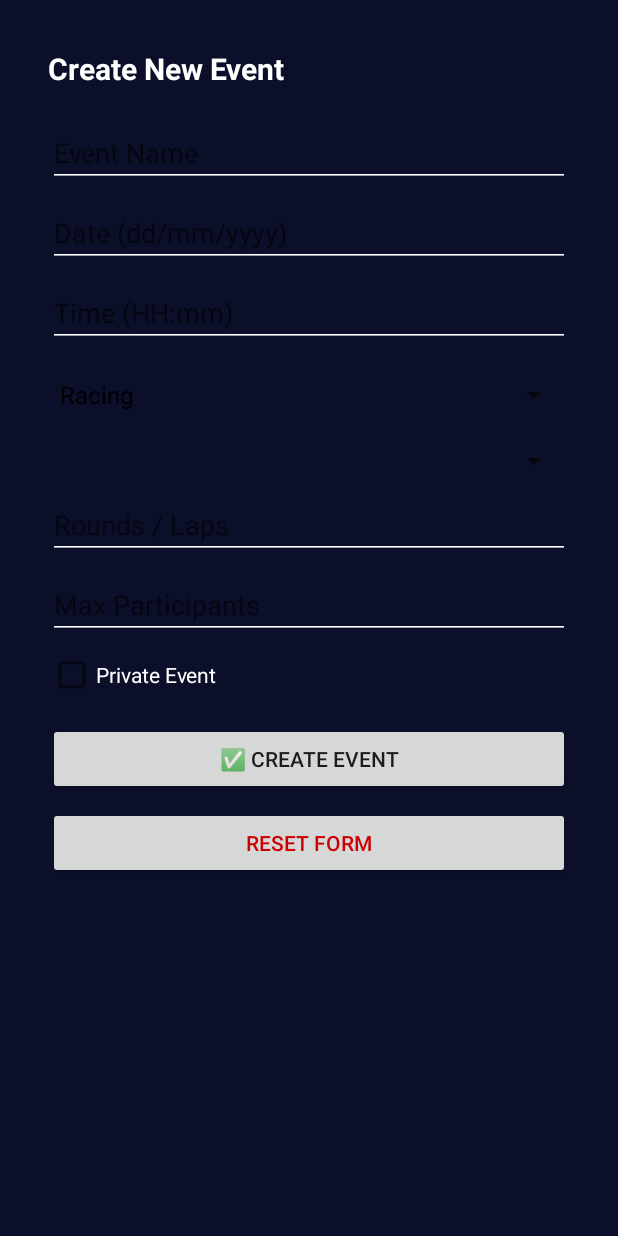
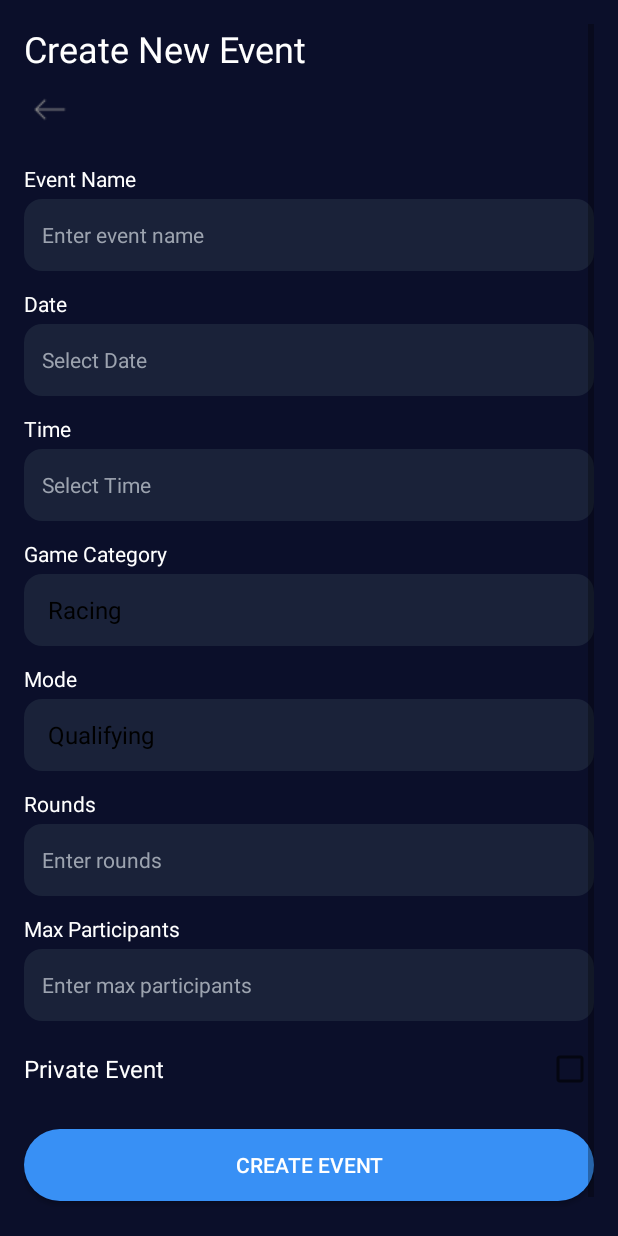
Before and after one commit to dmitryS1666/win_com, an Android app built with Jetpack Compose: the fragment CreateEventFragment placed in its activity, on a phone screen of 412 x 824 dp. Run offline under Robolectric (Android 15) with nearby library versions, the phone set to English and light mode, and no system bars; our stand-ins replace Room's generated code.

Commit message:
add create event form

```diff
--- a/app/src/main/java/win/com/ui/event/CreateEventFragment.kt
+++ b/app/src/main/java/win/com/ui/event/CreateEventFragment.kt
@@ -12,10 +12,14 @@ import android.widget.ArrayAdapter
 import android.widget.Button
 import android.widget.CheckBox
 import android.widget.EditText
+import android.widget.ImageView
 import android.widget.Spinner
+import android.widget.TextView
 import android.widget.Toast
 import androidx.fragment.app.Fragment
 import androidx.lifecycle.ViewModelProvider
+import androidx.lifecycle.lifecycleScope
+import kotlinx.coroutines.launch
 import win.com.MainActivity
 import win.com.data.entity.EventEntity
 import win.com.util.GameCategories
@@ -41,12 +45,21 @@ class CreateEventFragment : Fragment() {
         val roundsInput = view.findViewById<EditText>(R.id.roundsInput)
         val maxParticipantsInput = view.findViewById<EditText>(R.id.maxParticipantsInput)
         val privateCheckbox = view.findViewById<CheckBox>(R.id.privateCheckbox)
+        val isPrivate = privateCheckbox.isChecked
 
         val createButton = view.findViewById<Button>(R.id.createButton)
-        val resetButton = view.findViewById<Button>(R.id.resetButton)
+        val resetButton = view.findViewById<TextView>(R.id.resetButton)
+        val backButton = view.findViewById<ImageView>(R.id.backButton)
 
-        categorySpinner.adapter = ArrayAdapter(requireContext(), android.R.layout.simple_spinner_dropdown_item, GameCategories.list)
-//        modeSpinner.adapter = ArrayAdapter(requireContext(), R.layout.simple_spinner_dropdown_item, GameModes.list)
+        backButton.setOnClickListener {
+            // Возврат назад
+            requireActivity().onBackPressedDispatcher.onBackPressed()
+        }
+
+        context?.let {
+            categorySpinner.adapter = ArrayAdapter(it, android.R.layout.simple_spinner_dropdown_item, GameCategories.list)
+            modeSpinner.adapter = ArrayAdapter(it, android.R.layout.simple_spinner_dropdown_item, GameModes.list)
+        }
 
         val calendar = Calendar.getInstance()
 
@@ -82,7 +95,6 @@ class CreateEventFragment : Fragment() {
             val mode = modeSpinner.selectedItem.toString()
             val rounds = roundsInput.text.toString().toIntOrNull() ?: 1
             val max = maxParticipantsInput.text.toString().toIntOrNull() ?: 20
-            val isPrivate = privateCheckbox.isChecked
 
             if (name.isBlank() || date.isBlank() || time.isBlank()) {
                 Toast.makeText(requireContext(), "Fill all required fields!", Toast.LENGTH_SHORT).show()
@@ -100,9 +112,12 @@ class CreateEventFragment : Fragment() {
                 isPrivate = isPrivate
             )
 
-            viewModel.createEvent(event) {
-                Toast.makeText(requireContext(), "Event \"$name\" created successfully!", Toast.LENGTH_SHORT).show()
-                (activity as? MainActivity)?.openMainFragment()
+            viewLifecycleOwner.lifecycleScope.launch {
+                viewModel.createEvent(event) {
+                    if (!isAdded) return@createEvent
+                    Toast.makeText(requireContext(), "Событие \"$name\" создано!", Toast.LENGTH_SHORT).show()
+                    (activity as? MainActivity)?.openFragment(AllEventsFragment())
+                }
             }
         }
 
--- /dev/null
+++ b/app/src/main/res/drawable/rounded_button_bg.xml
@@ -0,0 +1,6 @@
+<?xml version="1.0" encoding="utf-8"?>
+<shape xmlns:android="http://schemas.android.com/apk/res/android"
+    android:shape="rectangle">
+    <solid android:color="#3890F5" />
+    <corners android:radius="48dp" />
+</shape>
--- /dev/null
+++ b/app/src/main/res/drawable/rounded_input_bg.xml
@@ -0,0 +1,6 @@
+<?xml version="1.0" encoding="utf-8"?>
+<shape xmlns:android="http://schemas.android.com/apk/res/android"
+    android:shape="rectangle">
+    <solid android:color="#1A2239" />
+    <corners android:radius="12dp" />
+</shape>
--- a/app/src/main/res/layout/fragment_create_event.xml
+++ b/app/src/main/res/layout/fragment_create_event.xml
@@ -1,114 +1,225 @@
 <?xml version="1.0" encoding="utf-8"?>
-<ScrollView
-    xmlns:android="http://schemas.android.com/apk/res/android"
-    xmlns:tools="http://schemas.android.com/tools"
+<ScrollView xmlns:android="http://schemas.android.com/apk/res/android"
+    xmlns:app="http://schemas.android.com/apk/res-auto"
     android:layout_width="match_parent"
     android:layout_height="match_parent"
-    android:padding="16dp"
-    android:background="#0B0F2A">
+    android:background="#0B0F2A"
+    android:padding="16dp">
 
     <LinearLayout
         android:layout_width="match_parent"
         android:layout_height="wrap_content"
-        android:orientation="vertical"
-        android:padding="16dp"
-        android:elevation="4dp">
+        android:orientation="vertical">
 
+        <!-- Заголовок -->
         <TextView
+            android:layout_width="wrap_content"
+            android:layout_height="wrap_content"
             android:text="Create New Event"
-            android:textSize="20sp"
+            android:textSize="24sp"
             android:textColor="@android:color/white"
-            android:textStyle="bold"
-            android:layout_marginBottom="20dp"
-            android:layout_width="match_parent"
+            android:layout_marginBottom="5dp" />
+
+        <ImageView
+            android:id="@+id/backButton"
+            android:layout_width="38dp"
+            android:layout_height="38dp"
+            android:src="@drawable/ic_arrow_back"
+            android:layout_marginBottom="5dp"/>
+
+        <!-- Название (label + input) -->
+        <TextView
+            android:layout_width="wrap_content"
             android:layout_height="wrap_content"
-            tools:ignore="HardcodedText" />
+            android:text="Event Name"
+            android:textColor="@android:color/white"
+            android:textSize="14sp"
+            android:layout_marginTop="12dp"
+            android:layout_marginBottom="4dp" />
 
+        <!-- Обычный EditText с закруглённым фоном -->
         <EditText
             android:id="@+id/eventNameInput"
             android:layout_width="match_parent"
+            android:layout_height="48dp"
+            android:background="@drawable/rounded_input_bg"
+            android:padding="12dp"
+            android:textColor="@android:color/white"
+            android:textColorHint="#9CA3AF"
+            android:hint="Enter event name"
+            android:textSize="14sp"
+            android:inputType="text" />
+
+        <!-- Date -->
+        <TextView
+            android:layout_width="wrap_content"
             android:layout_height="wrap_content"
-            android:hint="Event Name"
-            android:maxLength="25"
-            android:backgroundTint="@color/white"
+            android:text="Date"
             android:textColor="@android:color/white"
-            android:inputType="text"
-            tools:ignore="HardcodedText" />
+            android:textSize="14sp"
+            android:layout_marginTop="12dp"
+            android:layout_marginBottom="4dp" />
 
         <EditText
             android:id="@+id/eventDateInput"
             android:layout_width="match_parent"
+            android:layout_height="48dp"
+            android:background="@drawable/rounded_input_bg"
+            android:padding="12dp"
+            android:focusable="false"
+            android:hint="Select Date"
+            android:textColor="@android:color/white"
+            android:textColorHint="#9CA3AF"
+            android:textSize="14sp" />
+
+        <!-- Time Label -->
+        <TextView
+            android:layout_width="wrap_content"
             android:layout_height="wrap_content"
-            android:hint="Date (dd/mm/yyyy)"
-            android:focusable="false"
-            android:backgroundTint="@color/white"
+            android:text="Time"
             android:textColor="@android:color/white"
-            android:layout_marginTop="8dp"
-            tools:ignore="HardcodedText" />
+            android:textSize="14sp"
+            android:layout_marginTop="12dp"
+            android:layout_marginBottom="4dp" />
 
         <EditText
             android:id="@+id/eventTimeInput"
             android:layout_width="match_parent"
+            android:layout_height="48dp"
+            android:background="@drawable/rounded_input_bg"
+            android:padding="12dp"
+            android:focusable="false"
+            android:hint="Select Time"
+            android:textColor="@android:color/white"
+            android:textColorHint="#9CA3AF"
+            android:textSize="14sp" />
+
+        <!-- Category Label -->
+        <TextView
+            android:layout_width="wrap_content"
             android:layout_height="wrap_content"
-            android:hint="Time (HH:mm)"
-            android:focusable="false"
-            android:backgroundTint="@color/white"
+            android:text="Game Category"
             android:textColor="@android:color/white"
-            android:layout_marginTop="8dp"/>
+            android:textSize="14sp"
+            android:layout_marginTop="12dp"
+            android:layout_marginBottom="4dp" />
 
         <Spinner
             android:id="@+id/categorySpinner"
             android:layout_width="match_parent"
+            android:layout_height="48dp"
+            android:background="@drawable/rounded_input_bg"
+            android:padding="8dp"
+            android:spinnerMode="dropdown"
+            android:popupBackground="#1A2239" />
+
+        <!-- Mode Label -->
+        <TextView
+            android:layout_width="wrap_content"
             android:layout_height="wrap_content"
-            android:layout_marginTop="8dp"/>
+            android:text="Mode"
+            android:textColor="@android:color/white"
+            android:textSize="14sp"
+            android:layout_marginTop="12dp"
+            android:layout_marginBottom="4dp" />
 
         <Spinner
             android:id="@+id/modeSpinner"
             android:layout_width="match_parent"
+            android:layout_height="48dp"
+            android:background="@drawable/rounded_input_bg"
+            android:padding="8dp"
+            android:spinnerMode="dropdown"
+            android:popupBackground="#1A2239" />
+
+        <!-- Rounds Label -->
+        <TextView
+            android:layout_width="wrap_content"
             android:layout_height="wrap_content"
-            android:layout_marginTop="8dp"/>
+            android:text="Rounds"
+            android:textColor="@android:color/white"
+            android:textSize="14sp"
+            android:layout_marginTop="12dp"
+            android:layout_marginBottom="4dp" />
 
         <EditText
             android:id="@+id/roundsInput"
             android:layout_width="match_parent"
+            android:layout_height="48dp"
+            android:background="@drawable/rounded_input_bg"
+            android:padding="12dp"
+            android:hint="Enter rounds"
+            android:textColor="@android:color/white"
+            android:textColorHint="#9CA3AF"
+            android:inputType="number"
+            android:textSize="14sp" />
+
+        <!-- Max Participants Label -->
+        <TextView
+            android:layout_width="wrap_content"
             android:layout_height="wrap_content"
-            android:hint="Rounds / Laps"
-            android:inputType="number"
-            android:backgroundTint="@color/white"
+            android:text="Max Participants"
             android:textColor="@android:color/white"
-            android:layout_marginTop="8dp"/>
+            android:textSize="14sp"
+            android:layout_marginTop="12dp"
+            android:layout_marginBottom="4dp" />
 
         <EditText
             android:id="@+id/maxParticipantsInput"
             android:layout_width="match_parent"
+            android:layout_height="48dp"
+            android:background="@drawable/rounded_input_bg"
+            android:padding="12dp"
+            android:hint="Enter max participants"
+            android:textColor="@android:color/white"
+            android:textColorHint="#9CA3AF"
+            android:inputType="number"
+            android:textSize="14sp" />
+
+        <!-- Private Event -->
+        <LinearLayout
+            android:layout_width="match_parent"
             android:layout_height="wrap_content"
-            android:hint="Max Participants"
-            android:inputType="number"
-            android:backgroundTint="@color/white"
+            android:orientation="horizontal"
+            android:gravity="center_vertical"
+            android:layout_marginTop="16dp">
+
+            <TextView
+                android:layout_width="0dp"
+                android:layout_height="wrap_content"
+                android:layout_weight="1"
+                android:text="Private Event"
                 android:textColor="@android:color/white"
-            android:layout_marginTop="8dp"/>
+                android:textSize="16sp" />
 
             <CheckBox
                 android:id="@+id/privateCheckbox"
                 android:layout_width="wrap_content"
                 android:layout_height="wrap_content"
-            android:text="Private Event"
-            android:textColor="@android:color/white"
-            android:layout_marginTop="8dp"/>
+                android:checked="false"
+                app:thumbTint="@color/white"
+                app:trackTint="#3890F5" />
+        </LinearLayout>
 
+        <!-- Кнопка создания -->
         <Button
             android:id="@+id/createButton"
-            android:text="✅ Create Event"
+            android:layout_marginTop="24dp"
             android:layout_width="match_parent"
             android:layout_height="wrap_content"
-            android:layout_marginTop="16dp"/>
+            android:text="Create Event"
+            android:textColor="@android:color/white"
+            android:background="@drawable/rounded_button_bg" />
 
-        <Button
+        <!-- Сброс -->
+        <TextView
             android:id="@+id/resetButton"
+            android:layout_marginTop="12dp"
+            android:layout_width="wrap_content"
+            android:layout_height="wrap_content"
             android:text="Reset Form"
-            android:layout_width="match_parent"
-            android:layout_height="wrap_content"
             android:textColor="@android:color/holo_red_dark"
-            android:layout_marginTop="8dp"/>
+            android:textSize="16sp"
+            android:layout_gravity="center"/>
     </LinearLayout>
 </ScrollView>
```
Also changed, not shown: app/src/main/res/drawable/ic_arrow_back.png. Lines whose indentation alone changed are shown as unchanged.
